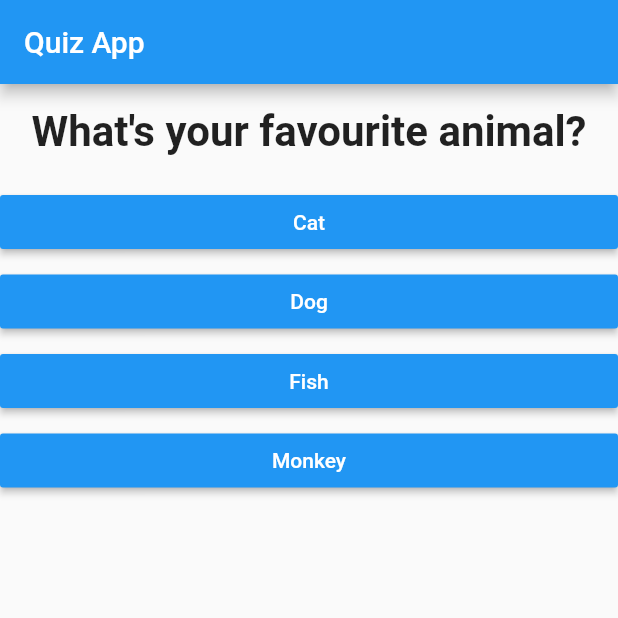
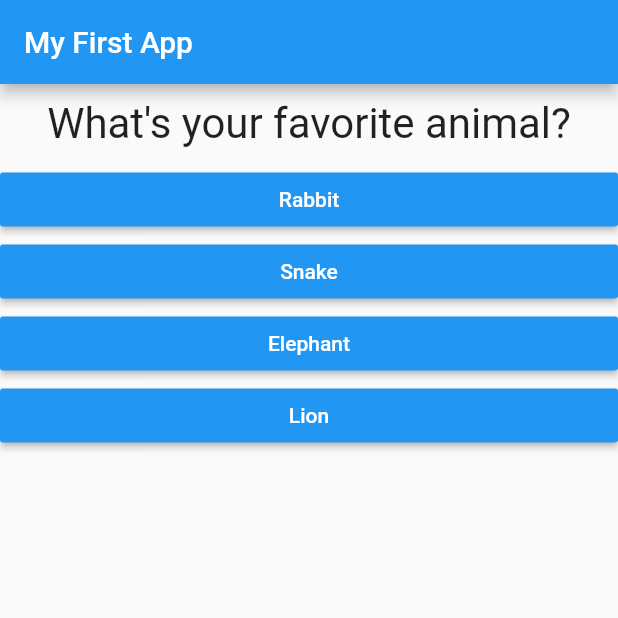
Before and after one commit to Novvan/Flutter_Course, a Flutter app: the screen it shows after launch, after a tap on "Black", on a phone screen of 412 x 824 dp, the top half of it. Run offline on Flutter 3.47's test engine with Material 2 defaults, Android fonts, the phone set to English and light mode, and no system bars.

Commit message:
downloaded lecture

```diff
--- a/quiz_app/lib/answers.dart
+++ b/quiz_app/lib/answers.dart
@@ -1,24 +1,21 @@
 import 'package:flutter/material.dart';
 
 class Answer extends StatelessWidget {
-  final Function answerQuestion;
+  final Function selectHandler;
   final String answerText;
 
-  Answer(this.answerQuestion, this.answerText);
+  Answer(this.selectHandler, this.answerText);
 
   @override
   Widget build(BuildContext context) {
     return Container(
+      width: double.infinity,
       child: RaisedButton(
-        onPressed: () {
-          answerQuestion(answerText);
-        },
+        color: Colors.blue,
+        textColor: Colors.white,
         child: Text(answerText),
-        color: Theme.of(context).primaryColor,
-        textColor: Colors.white,
+        onPressed: selectHandler,
       ),
-      margin: EdgeInsets.only(top: 5),
-      width: double.infinity,
     );
   }
 }
--- a/quiz_app/lib/main.dart
+++ b/quiz_app/lib/main.dart
@@ -1,59 +1,60 @@
 import 'package:flutter/material.dart';
 
-import './question.dart';
-import './answers.dart';
+import './quiz.dart';
+import './result.dart';
 
-void main() => runApp(MyQuizApp());
+void main() => runApp(MyQuiz());
 
-class MyQuizApp extends StatefulWidget {
+class MyQuiz extends StatefulWidget {
   @override
-  _MyQuizAppState createState() => _MyQuizAppState();
+  State<StatefulWidget> createState() {
+    return _MyQuizState();
+  }
 }
 
-class _MyQuizAppState extends State<MyQuizApp> {
+class _MyQuizState extends State<MyQuiz> {
+  final _questions = const [
+    {
+      'questionText': 'What\'s your favorite color?',
+      'answers': ['Black', 'Red', 'Green', 'White'],
+    },
+    {
+      'questionText': 'What\'s your favorite animal?',
+      'answers': ['Rabbit', 'Snake', 'Elephant', 'Lion'],
+    },
+    {
+      'questionText': 'Who\'s your favorite instructor?',
+      'answers': ['Max', 'Max', 'Max', 'Max'],
+    },
+  ];
   var _questionIndex = 0;
 
-  var questions = [
-    {
-      "questionText": "What\'s your favourite color?",
-      "answers": ["Black", "Red", "Green", "White"]
-    },
-    {
-      "questionText": "What\'s your favourite animal?",
-      "answers": ["Cat", "Dog", "Fish", "Monkey"]
-    },
-    {
-      "questionText": "Who\'s your favourite player?",
-      "answers": ["Bale", "Cristiano", "Neymar", "Messi"]
-    },
-  ];
-
-  _answerQuestion(ans) {
+  void _answerQuestion() {
     setState(() {
       _questionIndex = _questionIndex + 1;
     });
-    print('Answer Chosen: ' + ans);
+    print(_questionIndex);
+    if (_questionIndex < _questions.length) {
+      print('We have more questions!');
+    } else {
+      print('No more questions!');
+    }
   }
 
   @override
   Widget build(BuildContext context) {
     return MaterialApp(
-      title: 'Quiz App',
       home: Scaffold(
         appBar: AppBar(
-          title: Text('Quiz App'),
+          title: Text('My First App'),
         ),
-        body: Column(
-          children: <Widget>[
-            Question(
-              questions[_questionIndex]["questionText"],
-            ),
-            ...(questions[_questionIndex]["answers"] as List<String>)
-                .map((answer) {
-              return Answer(_answerQuestion, answer);
-            }).toList()
-          ],
-        ),
+        body: _questionIndex < _questions.length
+            ? Quiz(
+                answerQuestion: _answerQuestion,
+                questionIndex: _questionIndex,
+                questions: _questions,
+              )
+            : Result(),
       ),
     );
   }
--- a/quiz_app/lib/question.dart
+++ b/quiz_app/lib/question.dart
@@ -8,16 +8,13 @@ class Question extends StatelessWidget {
   @override
   Widget build(BuildContext context) {
     return Container(
+      width: double.infinity,
+      margin: EdgeInsets.all(10),
       child: Text(
         questionText,
-        style: TextStyle(
-          fontSize: 28,
-          fontWeight: FontWeight.bold,
-        ),
+        style: TextStyle(fontSize: 28),
         textAlign: TextAlign.center,
       ),
-      width: double.infinity,
-      margin: EdgeInsets.all(15),
     );
   }
 }
--- /dev/null
+++ b/quiz_app/lib/quiz.dart
@@ -0,0 +1,30 @@
+import 'package:flutter/material.dart';
+
+import './question.dart';
+import './answers.dart';
+
+class Quiz extends StatelessWidget {
+  final List<Map<String, Object>> questions;
+  final int questionIndex;
+  final Function answerQuestion;
+
+  Quiz({
+    @required this.questions,
+    @required this.answerQuestion,
+    @required this.questionIndex,
+  });
+
+  @override
+  Widget build(BuildContext context) {
+    return Column(
+      children: [
+        Question(
+          questions[questionIndex]['questionText'],
+        ),
+        ...(questions[questionIndex]['answers'] as List<String>).map((answer) {
+          return Answer(answerQuestion, answer);
+        }).toList()
+      ],
+    );
+  }
+}
--- /dev/null
+++ b/quiz_app/lib/result.dart
@@ -0,0 +1,10 @@
+import 'package:flutter/material.dart';
+
+class Result extends StatelessWidget {
+  @override
+  Widget build(BuildContext context) {
+    return Center(
+      child: Text('You did it!'),
+    );
+  }
+}
```
Also changed, not shown: 1 other file.
